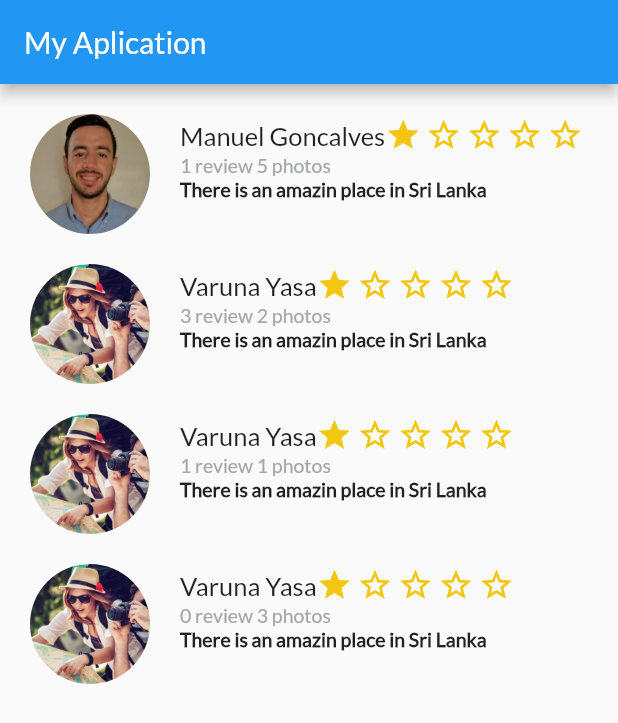
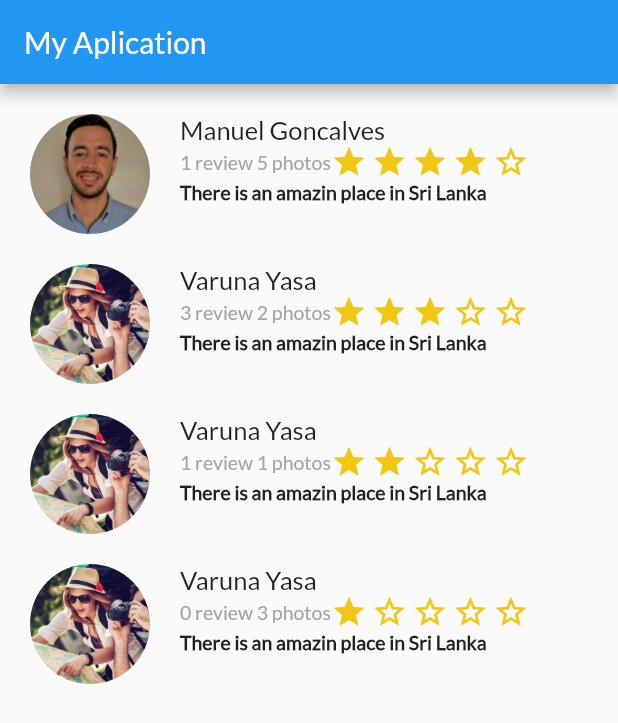
Before and after one commit to Manuel28G/PlatziFlutter, a Flutter app: the screen it shows after launch, on a phone screen of 412 x 824 dp. Shown: the top 723 px of the screen. Run offline on Flutter 3.47's test engine with Material 2 defaults, Android fonts, the phone set to English and light mode, and no system bars.

```diff
--- a/lib/review.dart
+++ b/lib/review.dart
@@ -6,8 +6,9 @@ class Review extends StatelessWidget{
   String nameOfUser;
   String details ;
   String comment ;
+  int numberOfStars;
 
-  Review(this.pathImage,this.nameOfUser,this.details,this.comment);
+  Review(this.pathImage,this.nameOfUser,this.details,this.comment,this.numberOfStars);
 
   @override
   Widget build(BuildContext context) {
@@ -15,7 +16,8 @@ class Review extends StatelessWidget{
       margin: EdgeInsets.only(
           left: 20.0
       ),
-      child: Text(
+      child:
+      Text(
         comment,
         textAlign: TextAlign.left,
         style: TextStyle(
@@ -31,7 +33,9 @@ class Review extends StatelessWidget{
       margin: EdgeInsets.only(
           left: 20.0
       ),
-      child: Text(
+      child: Row(
+        children: <Widget>[
+          Text(
             details,
             textAlign: TextAlign.left,
             style: TextStyle(
@@ -39,6 +43,9 @@ class Review extends StatelessWidget{
                 fontSize: 13.0,
                 color: Color(0xFFa3a5a7)
             ),
+          ),
+          new StarComponent(stars:numberOfStars,marginTop: 0.0),
+        ],
       ),
     );
 
@@ -56,7 +63,6 @@ class Review extends StatelessWidget{
           ),
         ),
       ),
-      new StarComponent(stars:1,marginTop: 0.0)
     ],
     );
 
--- a/lib/review_list.dart
+++ b/lib/review_list.dart
@@ -11,16 +11,16 @@ class ReviewList extends StatelessWidget{
       children: <Widget>[
         Review(getImageBaseFormat("androidDeveloper.jpeg"),
             "Manuel Goncalves","1 review 5 photos",
-            "There is an amazin place in Sri Lanka"),
+            "There is an amazin place in Sri Lanka",4),
         Review(getImageBaseFormat("traveler.jpg"),
             "Varuna Yasa","3 review 2 photos",
-            "There is an amazin place in Sri Lanka"),
+            "There is an amazin place in Sri Lanka",3),
         Review(getImageBaseFormat("traveler.jpg"),
             "Varuna Yasa","1 review 1 photos",
-            "There is an amazin place in Sri Lanka"),
+            "There is an amazin place in Sri Lanka",2),
         Review(getImageBaseFormat("traveler.jpg"),
             "Varuna Yasa","0 review 3 photos",
-            "There is an amazin place in Sri Lanka"),
+            "There is an amazin place in Sri Lanka",1),
       ],
     );
   }
```
Lines whose indentation alone changed are shown as unchanged.
